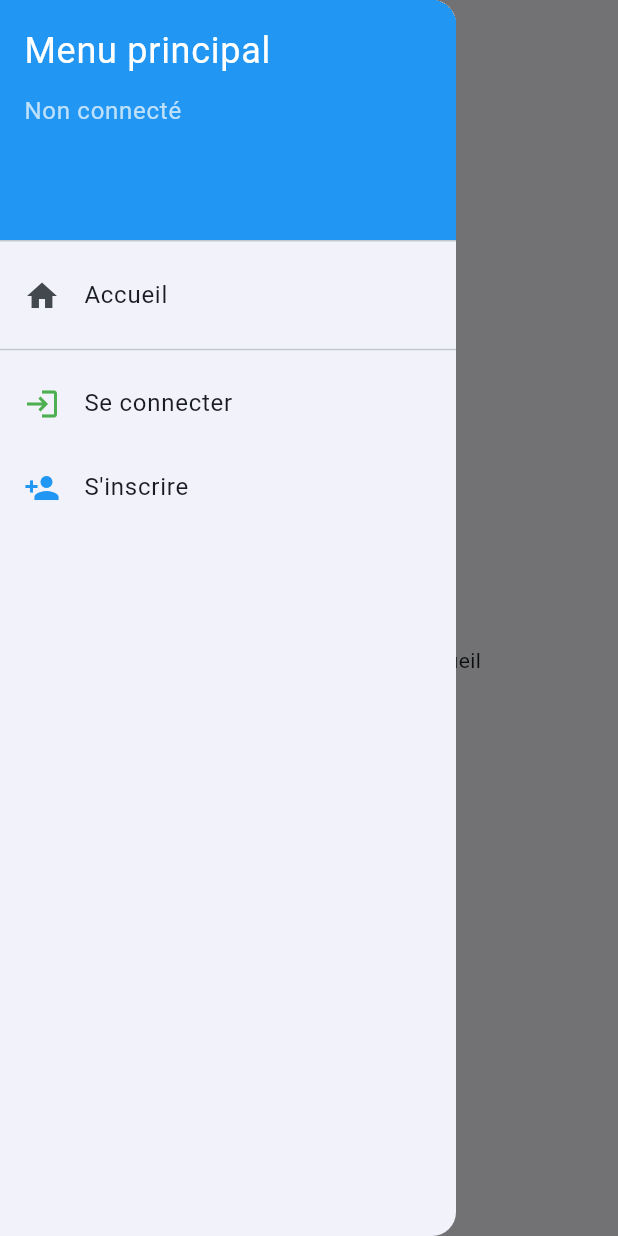
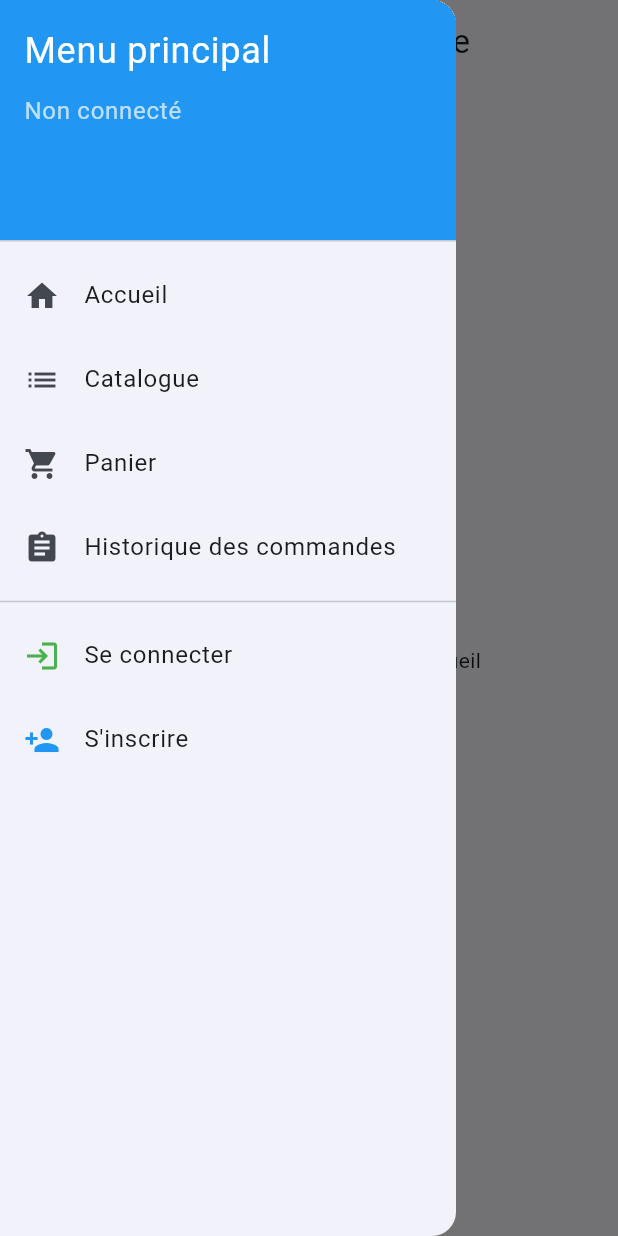
Before and after one commit to JohannaStoicanescu/e-commerce-app, a Flutter app: the screen it shows after launch, with the side drawer open, on a phone screen of 412 x 824 dp. Run offline on Flutter 3.47's test engine with Material 3 defaults, Android fonts, the light colour scheme and no system bars; our stand-ins replace firebase_auth, firebase_core; accounts and stored records are empty.

Commit message:
add pages : cart, catalog, checkout, orders

```diff
--- a/lib/main.dart
+++ b/lib/main.dart
@@ -1,8 +1,12 @@
 import 'package:flutter/material.dart';
 import 'package:firebase_core/firebase_core.dart';
 import 'firebase_options.dart';
+import 'pages/cart_page.dart';
+import 'pages/catalog_page.dart';
+import 'pages/checkout_page.dart';
 import 'pages/home_page.dart';
 import 'pages/login_page.dart';
+import 'pages/orders_page.dart';
 import 'pages/register_page.dart';
 
 void main() async {
@@ -30,6 +34,10 @@ class MyApp extends StatelessWidget {
       initialRoute: '/',
       routes: {
         '/': (_) => const MyHomePage(),
+        '/catalog': (_) => const CatalogPage(),
+        '/cart': (_) => const CartPage(),
+        '/checkout': (_) => const CheckoutPage(),
+        '/orders': (_) => const OrdersPage(),
         '/login': (_) => const LoginPage(),
         '/register': (_) => const RegisterPage(),
       },
--- a/lib/pages/home_page.dart
+++ b/lib/pages/home_page.dart
@@ -12,7 +12,7 @@ class _MyHomePageState extends State<MyHomePage> {
   @override
   Widget build(BuildContext context) {
     return Scaffold(
-      appBar: AppBar(title: const Text('E Commerce App')),
+      appBar: AppBar(title: const Text('Application E Commerce')),
       drawer: const AppDrawer(),
       body: const Center(child: Text('TODO: Contenu de la page d\'accueil')),
     );
--- a/lib/widgets/drawer.dart
+++ b/lib/widgets/drawer.dart
@@ -4,7 +4,7 @@ import 'package:firebase_auth/firebase_auth.dart';
 class AppDrawer extends StatelessWidget {
   const AppDrawer({super.key});
 
-  void _go(BuildContext context, String route) {
+  void _goRouter(BuildContext context, String route) {
     Navigator.pop(context);
     final current = ModalRoute.of(context)?.settings.name;
     if (current == route) return;
@@ -63,19 +63,34 @@ class AppDrawer extends StatelessWidget {
           ListTile(
             leading: const Icon(Icons.home),
             title: const Text('Accueil'),
-            onTap: () => _go(context, '/'),
+            onTap: () => _goRouter(context, '/'),
+          ),
+          ListTile(
+            leading: const Icon(Icons.list),
+            title: const Text('Catalogue'),
+            onTap: () => _goRouter(context, '/catalog'),
+          ),
+          ListTile(
+            leading: const Icon(Icons.shopping_cart),
+            title: const Text('Panier'),
+            onTap: () => _goRouter(context, '/cart'),
+          ),
+          ListTile(
+            leading: const Icon(Icons.assignment),
+            title: const Text('Historique des commandes'),
+            onTap: () => _goRouter(context, '/orders'),
           ),
           const Divider(),
           if (user == null) ...[
             ListTile(
               leading: const Icon(Icons.login, color: Colors.green),
               title: const Text('Se connecter'),
-              onTap: () => _go(context, '/login'),
+              onTap: () => _goRouter(context, '/login'),
             ),
             ListTile(
               leading: const Icon(Icons.person_add, color: Colors.blue),
               title: const Text('S\'inscrire'),
-              onTap: () => _go(context, '/register'),
+              onTap: () => _goRouter(context, '/register'),
             ),
           ] else ...[
             ListTile(
```
Also changed, not shown: lib/pages/cart_page.dart (added, +20 -0 lines), lib/pages/catalog_page.dart (added, +20 -0 lines), lib/pages/checkout_page.dart (added, +20 -0 lines), lib/pages/orders_page.dart (added, +20 -0 lines).
